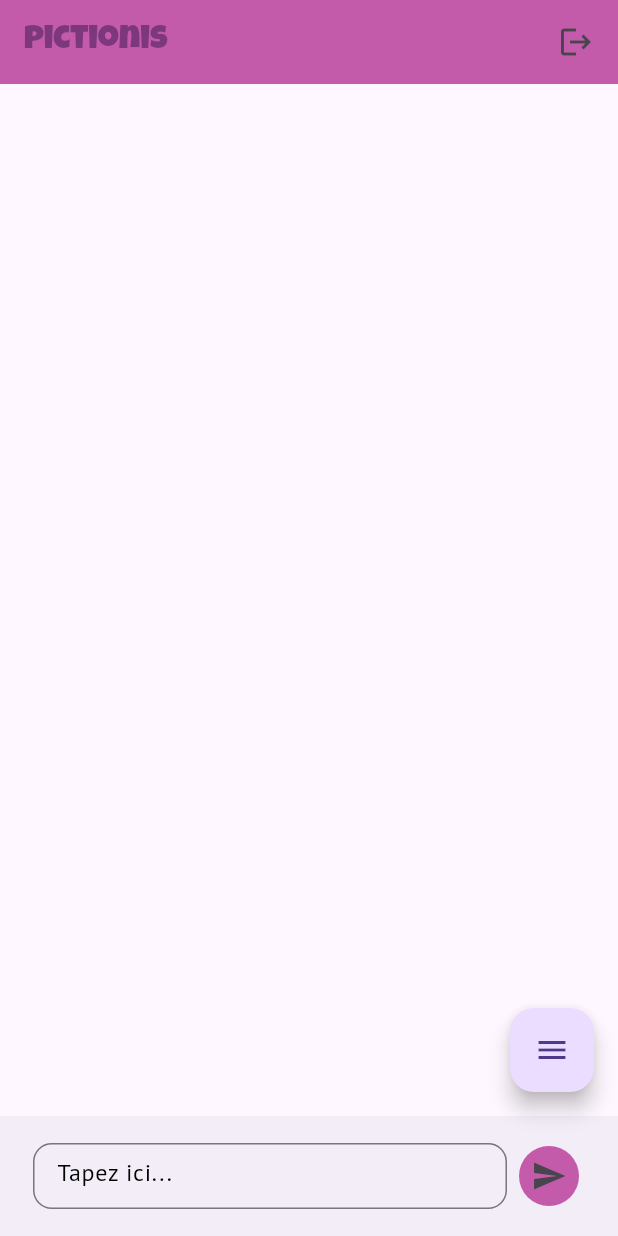
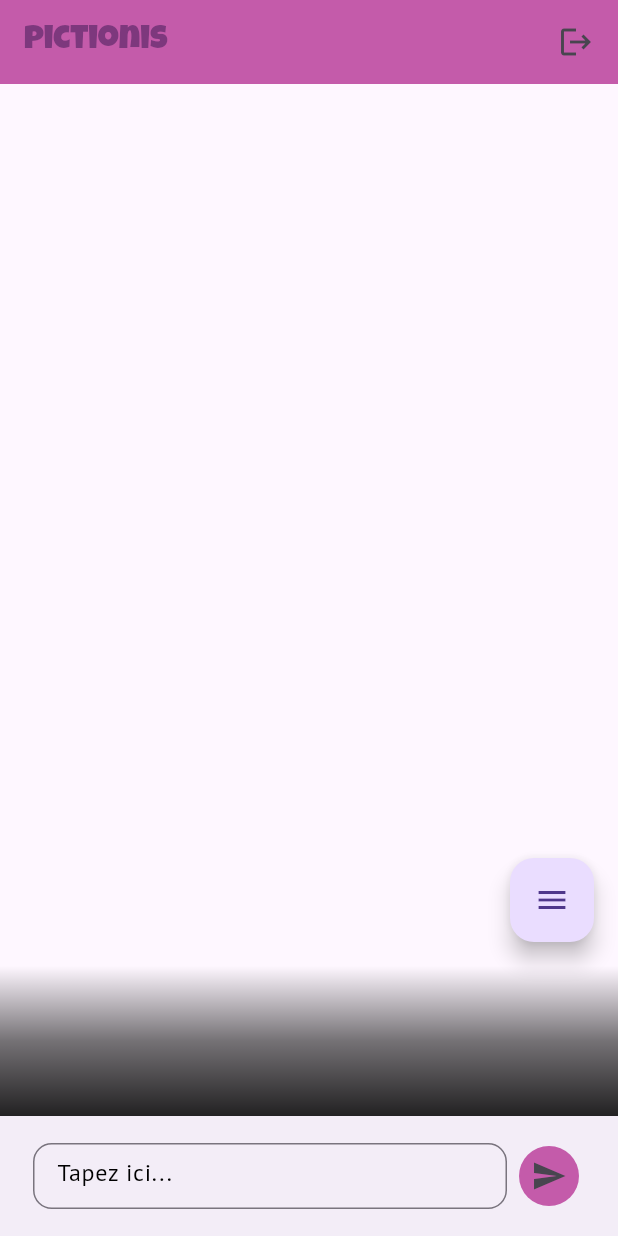
Before and after one commit to Martriss/pictionis, a Flutter app: the screen it shows once a user with an empty profile is signed in, on a phone screen of 412 x 824 dp. Run offline on Flutter 3.47's test engine with Material 3 defaults, Android fonts, the phone set to English and light mode, and no system bars; drawn by our look-alikes of flutter_expandable_fab; our stand-ins replace cloud_firestore, firebase_auth, firebase_core, flutter_colorpicker; accounts and stored records are empty.

Commit message:
Add messages display from firebase

```diff
--- a/pictionis/lib/screen/drawing_page.dart
+++ b/pictionis/lib/screen/drawing_page.dart
@@ -6,13 +6,15 @@ import 'package:pictionis/firebase_draw_controller.dart';
 import 'package:pictionis/models/drawing_state.dart';
 import 'package:pictionis/widgets/draw_canvas.dart';
 import 'package:pictionis/widgets/draw_controller.dart';
+import 'package:pictionis/widgets/message_overlay.dart';
 import 'package:pictionis/widgets/send_message.dart';
 import 'package:pictionis/widgets/tool_selector.dart';
 import 'package:provider/provider.dart';
 import 'package:flutter_expandable_fab/flutter_expandable_fab.dart';
 
 class DrawingPage extends StatefulWidget {
-  const DrawingPage({super.key});
+  final String roomID;
+  const DrawingPage({super.key, required this.roomID});
 
   @override
   State<DrawingPage> createState() => _DrawingPageState();
@@ -34,7 +36,7 @@ class _DrawingPageState extends State<DrawingPage> {
       _firebaseDrawController = FirebaseDrawController(
         instance: firestore,
         drawingState: _drawingState,
-        roomID: "TEST",
+        roomID: widget.roomID,
       );
     }
   }
@@ -51,13 +53,21 @@ class _DrawingPageState extends State<DrawingPage> {
     return Provider(
       create: (context) => _drawingState,
       child: Scaffold(
-          body: const DrawController(
-            child: DrawCanvas(),
+          body: Stack(
+            children: [
+              const DrawController(
+                child: DrawCanvas(),
+              ),
+              Align(
+                alignment: Alignment.bottomCenter,
+                child: MessageOverlay(roomID: widget.roomID),
+              ),
+            ],
           ),
           floatingActionButtonLocation: ExpandableFab.location,
           floatingActionButton: ToolSelector(drawingState: _drawingState),
           bottomNavigationBar: SendMessage(
-            roomID: "TEST",
+            roomID: widget.roomID,
           )),
     );
   }
--- a/pictionis/lib/screen/home_page.dart
+++ b/pictionis/lib/screen/home_page.dart
@@ -34,6 +34,8 @@ class _HomePageState extends State<HomePage> {
             )
           ],
         ),
-        body: const DrawingPage());
+        body: const DrawingPage(
+          roomID: "TEST",
+        ));
   }
 }
--- /dev/null
+++ b/pictionis/lib/widgets/message_overlay.dart
@@ -0,0 +1,67 @@
+import 'package:flutter/material.dart';
+import 'package:cloud_firestore/cloud_firestore.dart';
+import 'package:pictionis/models/message_event.dart';
+
+class MessageOverlay extends StatelessWidget {
+  final String roomID;
+
+  const MessageOverlay({super.key, required this.roomID});
+
+  @override
+  Widget build(BuildContext context) {
+    return Container(
+      height: 100,
+      decoration: const BoxDecoration(
+        gradient: LinearGradient(
+          colors: [
+            Colors.transparent,
+            Colors.black54,
+            Colors.black87,
+          ],
+          begin: Alignment.topCenter,
+          end: Alignment.bottomCenter,
+        ),
+      ),
+      child: StreamBuilder<QuerySnapshot>(
+        stream: FirebaseFirestore.instance
+            .collection('rooms/$roomID/messages')
+            .orderBy('timestamp', descending: true)
+            .limit(5)
+            .snapshots(),
+        builder: (context, snapshot) {
+          if (!snapshot.hasData) {
+            return const Center(
+              child: CircularProgressIndicator(),
+            );
+          }
+
+          final messages = snapshot.data!.docs.map((doc) {
+            return MessageEvent.fromJson(doc.data() as Map<String, dynamic>);
+          }).toList();
+
+          return ListView.builder(
+            reverse: true,
+            padding: const EdgeInsets.symmetric(vertical: 8.0),
+            itemCount: messages.length,
+            itemBuilder: (context, index) {
+              final message = messages[index];
+              return Padding(
+                padding: const EdgeInsets.symmetric(
+                  horizontal: 16.0,
+                  vertical: 4.0,
+                ),
+                child: Text(
+                  message.message,
+                  style: const TextStyle(
+                    color: Colors.white,
+                    fontSize: 14,
+                  ),
+                ),
+              );
+            },
+          );
+        },
+      ),
+    );
+  }
+}
--- a/pictionis/lib/widgets/tool_selector.dart
+++ b/pictionis/lib/widgets/tool_selector.dart
@@ -14,7 +14,9 @@ class ToolSelector extends StatelessWidget {
 
   @override
   Widget build(BuildContext context) {
-    return ExpandableFab(
+    return Padding(
+      padding: const EdgeInsets.only(bottom: 100.0),
+      child: ExpandableFab(
         key: _key,
         openCloseStackAlignment: Alignment.bottomLeft,
         pos: ExpandableFabPos.right,
@@ -89,6 +91,7 @@ class ToolSelector extends StatelessWidget {
             child: const Icon(Icons.restart_alt),
           )
         ],
+      ),
     );
   }
 }
```
Lines whose indentation alone changed are shown as unchanged.
